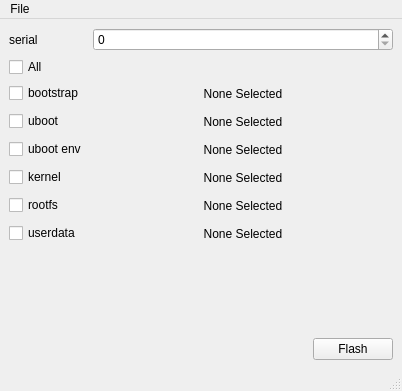
Qt form fsl/ui/main.ui (DataSoft/fslflash) before a commit.
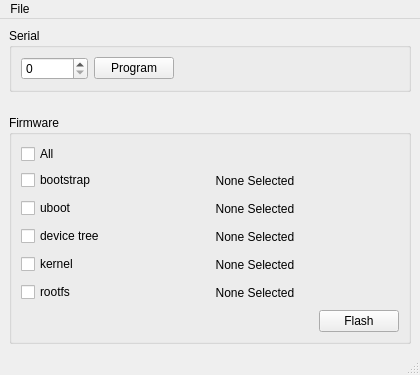
The same form after that commit.

Commit message: Changed serial number handling to use eeprom

Diff of the .ui file:
```diff
--- a/fsl/ui/main.ui
+++ b/fsl/ui/main.ui
@@ -6,28 +6,24 @@
    <rect>
     <x>0</x>
     <y>0</y>
-    <width>402</width>
-    <height>391</height>
+    <width>420</width>
+    <height>375</height>
    </rect>
   </property>
   <property name="windowTitle">
    <string>MainWindow</string>
   </property>
   <widget class="QWidget" name="central_widget">
+   <layout class="QVBoxLayout" name="verticalLayout_3">
+    <item>
+     <widget class="QGroupBox" name="serial_box">
+      <property name="title">
+       <string>Serial</string>
+      </property>
    <layout class="QVBoxLayout" name="verticalLayout">
     <item>
-     <layout class="QFormLayout" name="form_layout">
-      <property name="fieldGrowthPolicy">
-       <enum>QFormLayout::AllNonFixedFieldsGrow</enum>
-      </property>
-      <item row="0" column="0">
-       <widget class="QLabel" name="label">
-        <property name="text">
-         <string>serial</string>
-        </property>
-       </widget>
-      </item>
-      <item row="0" column="1">
+        <layout class="QHBoxLayout" name="horizontalLayout_2">
+         <item>
        <widget class="QSpinBox" name="serial_spinbox">
         <property name="suffix">
          <string/>
@@ -40,6 +36,55 @@
         </property>
        </widget>
       </item>
+         <item>
+          <widget class="QPushButton" name="program_button">
+           <property name="text">
+            <string>Program</string>
+           </property>
+          </widget>
+         </item>
+         <item>
+          <spacer name="horizontalSpacer">
+           <property name="orientation">
+            <enum>Qt::Horizontal</enum>
+           </property>
+           <property name="sizeHint" stdset="0">
+            <size>
+             <width>40</width>
+             <height>20</height>
+            </size>
+           </property>
+          </spacer>
+         </item>
+        </layout>
+       </item>
+      </layout>
+     </widget>
+    </item>
+    <item>
+     <spacer name="vertical_spacer_2">
+      <property name="orientation">
+       <enum>Qt::Vertical</enum>
+      </property>
+      <property name="sizeHint" stdset="0">
+       <size>
+        <width>17</width>
+        <height>13</height>
+       </size>
+      </property>
+     </spacer>
+    </item>
+    <item>
+     <widget class="QGroupBox" name="flash_box">
+      <property name="title">
+       <string>Firmware</string>
+      </property>
+      <layout class="QVBoxLayout" name="verticalLayout_2">
+       <item>
+        <layout class="QFormLayout" name="form_layout">
+         <property name="fieldGrowthPolicy">
+          <enum>QFormLayout::AllNonFixedFieldsGrow</enum>
+         </property>
       <item row="1" column="0">
        <widget class="QCheckBox" name="all_selected">
         <property name="text">
@@ -81,23 +126,6 @@
         </property>
        </widget>
       </item>
-      <item row="4" column="0">
-       <widget class="QCheckBox" name="ubootenv_selected">
-        <property name="text">
-         <string>uboot env</string>
-        </property>
-       </widget>
-      </item>
-      <item row="4" column="1">
-       <widget class="QPushButton" name="ubootenv_button">
-        <property name="text">
-         <string>None Selected</string>
-        </property>
-        <property name="flat">
-         <bool>true</bool>
-        </property>
-       </widget>
-      </item>
       <item row="5" column="0">
        <widget class="QCheckBox" name="kernel_selected">
         <property name="text">
@@ -132,15 +160,15 @@
         </property>
        </widget>
       </item>
-      <item row="7" column="0">
-       <widget class="QCheckBox" name="userdata_selected">
+         <item row="4" column="0">
+          <widget class="QCheckBox" name="fdt_selected">
         <property name="text">
-         <string>userdata</string>
+            <string>device tree</string>
         </property>
        </widget>
       </item>
-      <item row="7" column="1">
-       <widget class="QPushButton" name="userdata_button">
+         <item row="4" column="1">
+          <widget class="QPushButton" name="fdt_button">
         <property name="text">
          <string>None Selected</string>
         </property>
@@ -151,19 +179,6 @@
       </item>
      </layout>
     </item>
-    <item>
-     <spacer name="vertical_spacer">
-      <property name="orientation">
-       <enum>Qt::Vertical</enum>
-      </property>
-      <property name="sizeHint" stdset="0">
-       <size>
-        <width>20</width>
-        <height>50</height>
-       </size>
-      </property>
-     </spacer>
-    </item>
     <item>
      <layout class="QHBoxLayout" name="horizontal_layout">
       <item>
@@ -190,12 +205,15 @@
     </item>
    </layout>
   </widget>
+    </item>
+   </layout>
+  </widget>
   <widget class="QMenuBar" name="menubar">
    <property name="geometry">
     <rect>
      <x>0</x>
      <y>0</y>
-     <width>402</width>
+     <width>420</width>
      <height>25</height>
     </rect>
    </property>
```
Lines whose indentation alone changed are shown as unchanged. The commit also changes 6 other files.
